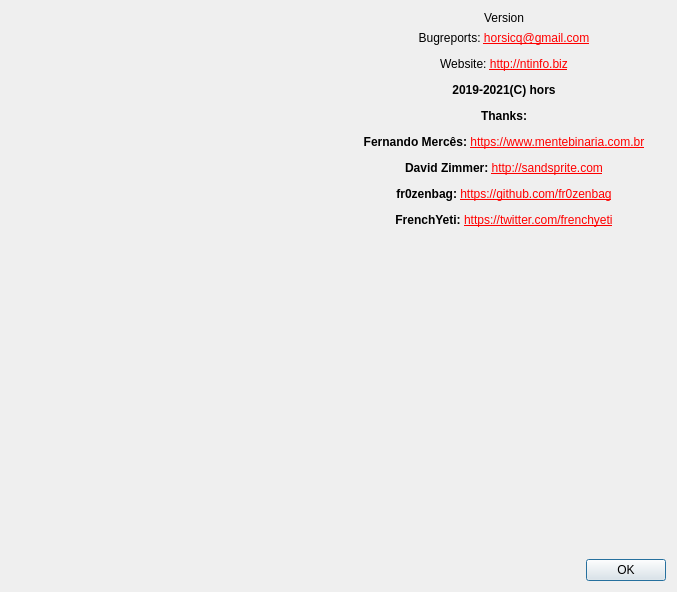
The window that gui_source/dialogabout.ui (horsicq/XPEViewer) describes before a commit, drawn with Qt 5.
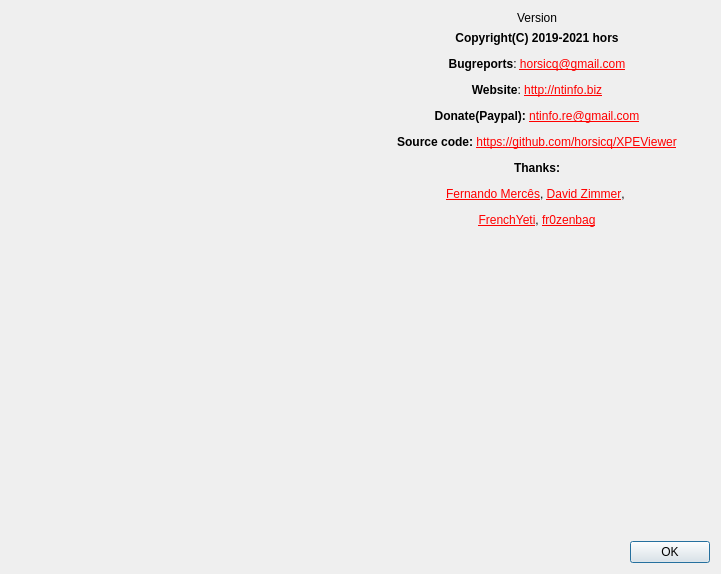
The same window after the commit. Icons and pictures are not drawn.

Patch:
```diff
--- a/gui_source/dialogabout.ui
+++ b/gui_source/dialogabout.ui
@@ -9,8 +9,8 @@
    <rect>
     <x>0</x>
     <y>0</y>
-    <width>677</width>
-    <height>592</height>
+    <width>721</width>
+    <height>574</height>
    </rect>
   </property>
   <property name="windowTitle">
@@ -56,7 +56,7 @@
        <item>
         <widget class="QLabel" name="labelInfo">
          <property name="text">
-          <string notr="true">&lt;html&gt;&lt;head/&gt;&lt;body&gt;&lt;p align=&quot;center&quot;&gt;Bugreports: &lt;a href=&quot;mailto:horsicq@gmail.com&quot;&gt;&lt;span style=&quot; text-decoration: underline; color:#ff0000;&quot;&gt;horsicq@gmail.com&lt;/span&gt;&lt;/a&gt;&lt;/p&gt;&lt;p align=&quot;center&quot;&gt;Website: &lt;a href=&quot;http://ntinfo.biz&quot;&gt;&lt;span style=&quot; text-decoration: underline; color:#ff0000;&quot;&gt;http://ntinfo.biz&lt;/span&gt;&lt;/a&gt;&lt;/p&gt;&lt;p align=&quot;center&quot;&gt;&lt;span style=&quot; font-weight:600;&quot;&gt;2019-2021(C) hors&lt;/span&gt;&lt;/p&gt;&lt;p align=&quot;center&quot;&gt;&lt;span style=&quot; font-weight:600;&quot;&gt;Thanks:&lt;/span&gt;&lt;/p&gt;&lt;p align=&quot;center&quot;&gt;&lt;span style=&quot; font-weight:600;&quot;&gt;Fernando Mercês: &lt;/span&gt;&lt;a href=&quot;https://www.mentebinaria.com.br/&quot;&gt;&lt;span style=&quot; text-decoration: underline; color:#ff0000;&quot;&gt;https://www.mentebinaria.com.br&lt;/span&gt;&lt;/a&gt;&lt;/p&gt;&lt;p align=&quot;center&quot;&gt;&lt;span style=&quot; font-weight:600;&quot;&gt;David Zimmer: &lt;/span&gt;&lt;a href=&quot;http://sandsprite.com/&quot;&gt;&lt;span style=&quot; text-decoration: underline; color:#ff0000;&quot;&gt;http://sandsprite.com&lt;/span&gt;&lt;/a&gt;&lt;/p&gt;&lt;p align=&quot;center&quot;&gt;&lt;span style=&quot; font-weight:600;&quot;&gt;fr0zenbag: &lt;/span&gt;&lt;a href=&quot;https://github.com/fr0zenbag&quot;&gt;&lt;span style=&quot; text-decoration: underline; color:#ff0000;&quot;&gt;https://github.com/fr0zenbag&lt;/span&gt;&lt;/a&gt;&lt;/p&gt;&lt;p align=&quot;center&quot;&gt;&lt;span style=&quot; font-weight:600;&quot;&gt;FrenchYeti: &lt;/span&gt;&lt;a href=&quot;https://twitter.com/frenchyeti&quot;&gt;&lt;span style=&quot; text-decoration: underline; color:#ff0000;&quot;&gt;https://twitter.com/frenchyeti&lt;/span&gt;&lt;/a&gt;&lt;/p&gt;&lt;/body&gt;&lt;/html&gt;</string>
+          <string notr="true">&lt;html&gt;&lt;head/&gt;&lt;body&gt;&lt;p align=&quot;center&quot;&gt;&lt;span style=&quot; font-weight:600;&quot;&gt;Copyright(C) 2019-2021 hors&lt;/span&gt;&lt;/p&gt;&lt;p align=&quot;center&quot;&gt;&lt;span style=&quot; font-weight:600;&quot;&gt;Bugreports&lt;/span&gt;: &lt;a href=&quot;mailto:horsicq@gmail.com&quot;&gt;&lt;span style=&quot; text-decoration: underline; color:#ff0000;&quot;&gt;horsicq@gmail.com&lt;/span&gt;&lt;/a&gt;&lt;/p&gt;&lt;p align=&quot;center&quot;&gt;&lt;span style=&quot; font-weight:600;&quot;&gt;Website&lt;/span&gt;: &lt;a href=&quot;http://ntinfo.biz&quot;&gt;&lt;span style=&quot; text-decoration: underline; color:#ff0000;&quot;&gt;http://ntinfo.biz&lt;/span&gt;&lt;/a&gt;&lt;/p&gt;&lt;p align=&quot;center&quot;&gt;&lt;span style=&quot; font-weight:600;&quot;&gt;Donate(Paypal): &lt;/span&gt;&lt;a href=&quot;mailto:ntinfo.re@gmail.com&quot;&gt;&lt;span style=&quot; text-decoration: underline; color:#ff0000;&quot;&gt;ntinfo.re@gmail.com&lt;/span&gt;&lt;/a&gt;&lt;/p&gt;&lt;p align=&quot;center&quot;&gt;&lt;span style=&quot; font-weight:600;&quot;&gt;Source code: &lt;/span&gt;&lt;a href=&quot;https://github.com/horsicq/XPEViewer&quot;&gt;&lt;span style=&quot; text-decoration: underline; color:#ff0000;&quot;&gt;https://github.com/horsicq/XPEViewer&lt;/span&gt;&lt;/a&gt;&lt;/p&gt;&lt;p align=&quot;center&quot;&gt;&lt;span style=&quot; font-weight:600;&quot;&gt;Thanks:&lt;/span&gt;&lt;/p&gt;&lt;p align=&quot;center&quot;&gt;&lt;a href=&quot;https://www.mentebinaria.com.br/&quot;&gt;&lt;span style=&quot; text-decoration: underline; color:#ff0000;&quot;&gt;Fernando Mercês&lt;/span&gt;&lt;/a&gt;, &lt;a href=&quot;http://sandsprite.com/&quot;&gt;&lt;span style=&quot; text-decoration: underline; color:#ff0000;&quot;&gt;David Zimmer&lt;/span&gt;&lt;/a&gt;, &lt;/p&gt;&lt;p align=&quot;center&quot;&gt;&lt;a href=&quot;https://twitter.com/frenchyeti&quot;&gt;&lt;span style=&quot; text-decoration: underline; color:#ff0000;&quot;&gt;FrenchYeti&lt;/span&gt;&lt;/a&gt;, &lt;a href=&quot;https://github.com/fr0zenbag&quot;&gt;&lt;span style=&quot; text-decoration: underline; color:#ff0000;&quot;&gt;fr0zenbag&lt;/span&gt;&lt;/a&gt;&lt;/p&gt;&lt;/body&gt;&lt;/html&gt;</string>
          </property>
          <property name="textFormat">
           <enum>Qt::AutoText</enum>
@@ -83,6 +83,19 @@
      </item>
     </layout>
    </item>
+   <item>
+    <spacer name="verticalSpacer_2">
+     <property name="orientation">
+      <enum>Qt::Vertical</enum>
+     </property>
+     <property name="sizeHint" stdset="0">
+      <size>
+       <width>20</width>
+       <height>39</height>
+      </size>
+     </property>
+    </spacer>
+   </item>
    <item>
     <layout class="QHBoxLayout" name="horizontalLayout">
      <item>
```
